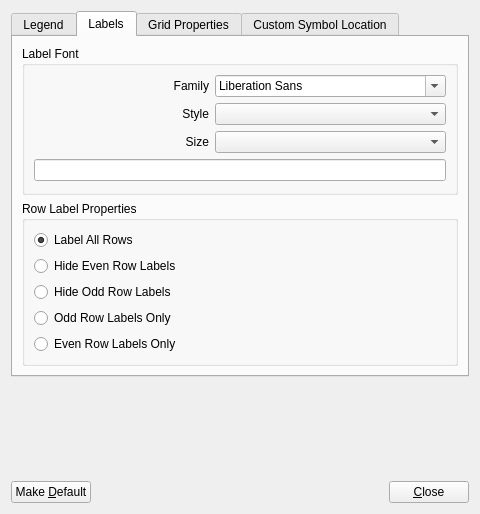
First picture: the form in sconcho/gui/ui/preferences_dialog.ui, repository haskelladdict/sconcho, before the edit.
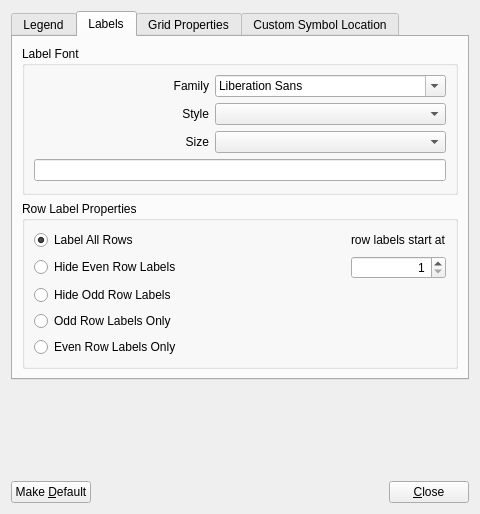
Second picture: the form after the edit. The open tabs and pages were chosen to show the change.

Commit message: Implemented variable start of row labels.

Diff of the .ui file:
```diff
--- a/sconcho/gui/ui/preferences_dialog.ui
+++ b/sconcho/gui/ui/preferences_dialog.ui
@@ -218,6 +218,39 @@
               </attribute>
              </widget>
             </item>
+            <item row="2" column="2">
+             <widget class="QLabel" name="label_8">
+              <property name="text">
+               <string>row labels start at</string>
+              </property>
+             </widget>
+            </item>
+            <item row="3" column="2">
+             <widget class="QSpinBox" name="rowLabelStartSpinner">
+              <property name="alignment">
+               <set>Qt::AlignRight|Qt::AlignTrailing|Qt::AlignVCenter</set>
+              </property>
+              <property name="minimum">
+               <number>1</number>
+              </property>
+              <property name="maximum">
+               <number>10000</number>
+              </property>
+             </widget>
+            </item>
+            <item row="3" column="1">
+             <spacer name="horizontalSpacer_2">
+              <property name="orientation">
+               <enum>Qt::Horizontal</enum>
+              </property>
+              <property name="sizeHint" stdset="0">
+               <size>
+                <width>40</width>
+                <height>20</height>
+               </size>
+              </property>
+             </spacer>
+            </item>
            </layout>
           </item>
          </layout>
```
The commit also changes 13 other files.
